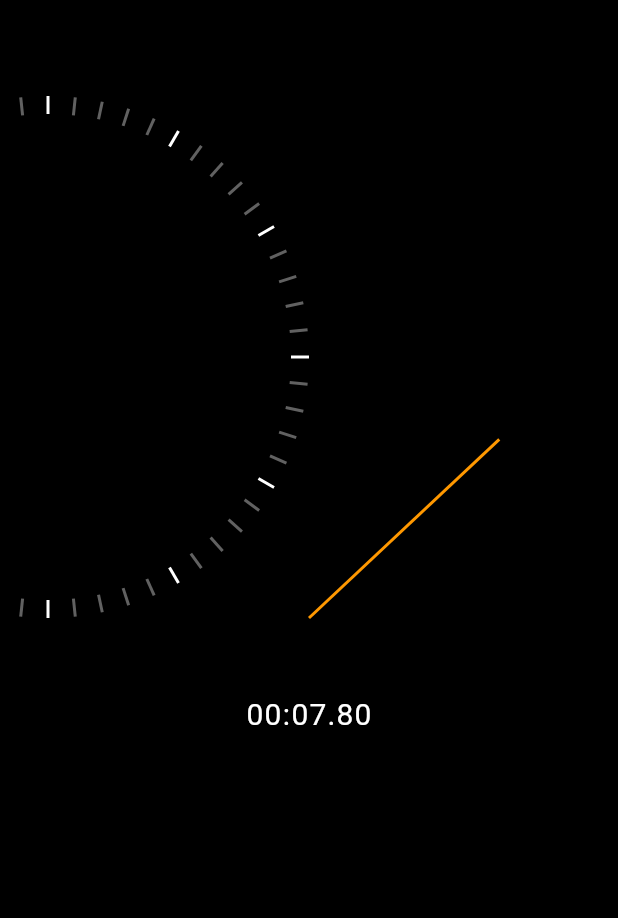
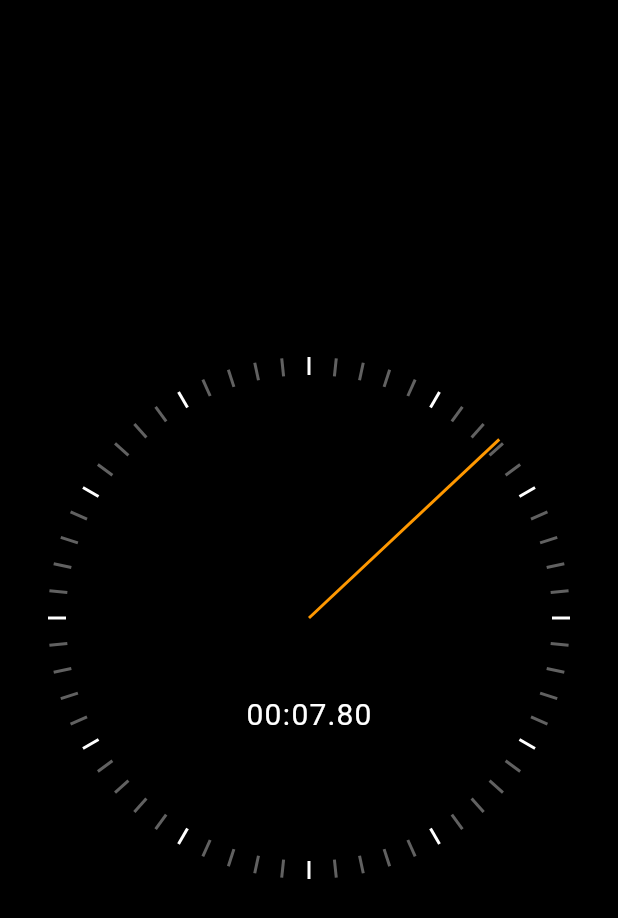
Before and after one commit to MOHAB28/stopwatch, a Flutter app: the screen it shows after launch, on a phone screen of 412 x 824 dp. Shown: the top 918 px of the screen. Run offline on Flutter 3.47's test engine with Material 2 defaults, Android fonts, the phone set to English and light mode, and no system bars.

Commit message:
edit markers positioned

```diff
--- a/lib/ui/stopwatch_rendrer.dart
+++ b/lib/ui/stopwatch_rendrer.dart
@@ -20,7 +20,11 @@ class StopwatchRenderer extends StatelessWidget {
     return Stack(
       children: [
         for (var i = 0; i < 60; i++)
-          CloclSecondsTickerMarker(seconds: i, radius: radius),
+          Positioned(
+            left: radius,
+            top: radius,
+            child: CloclSecondsTickerMarker(seconds: i, radius: radius),
+          ),
         Positioned(
           left: radius,
           top: radius,
```
